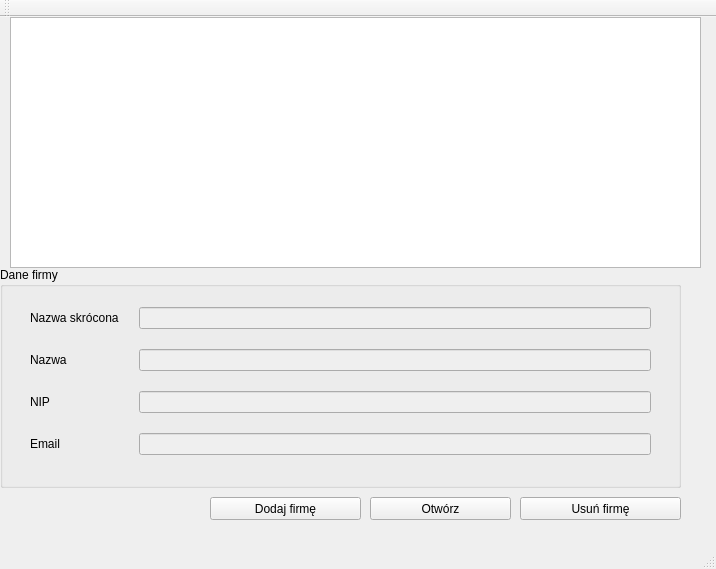
Old version of the form mainwindow.ui in the repository Huehueh/Bazodanowa.
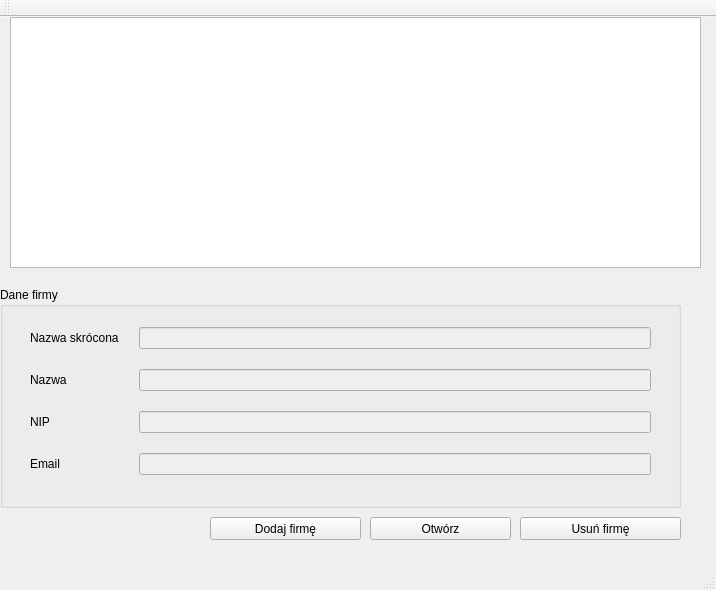
New version of the form.

```diff
--- a/mainwindow.ui
+++ b/mainwindow.ui
@@ -7,7 +7,7 @@
     <x>0</x>
     <y>0</y>
     <width>716</width>
-    <height>569</height>
+    <height>590</height>
    </rect>
   </property>
   <property name="windowTitle">
@@ -28,7 +28,7 @@
     <property name="geometry">
      <rect>
       <x>210</x>
-      <y>480</y>
+      <y>500</y>
       <width>151</width>
       <height>23</height>
      </rect>
@@ -41,7 +41,7 @@
     <property name="geometry">
      <rect>
       <x>520</x>
-      <y>480</y>
+      <y>500</y>
       <width>161</width>
       <height>23</height>
      </rect>
@@ -54,7 +54,7 @@
     <property name="geometry">
      <rect>
       <x>0</x>
-      <y>250</y>
+      <y>270</y>
       <width>681</width>
       <height>221</height>
      </rect>
@@ -68,7 +68,7 @@
        <x>10</x>
        <y>20</y>
        <width>661</width>
-       <height>191</height>
+       <height>181</height>
       </rect>
      </property>
      <layout class="QFormLayout" name="formLayout">
@@ -168,7 +168,7 @@
     <property name="geometry">
      <rect>
       <x>370</x>
-      <y>480</y>
+      <y>500</y>
       <width>141</width>
       <height>23</height>
      </rect>
```
